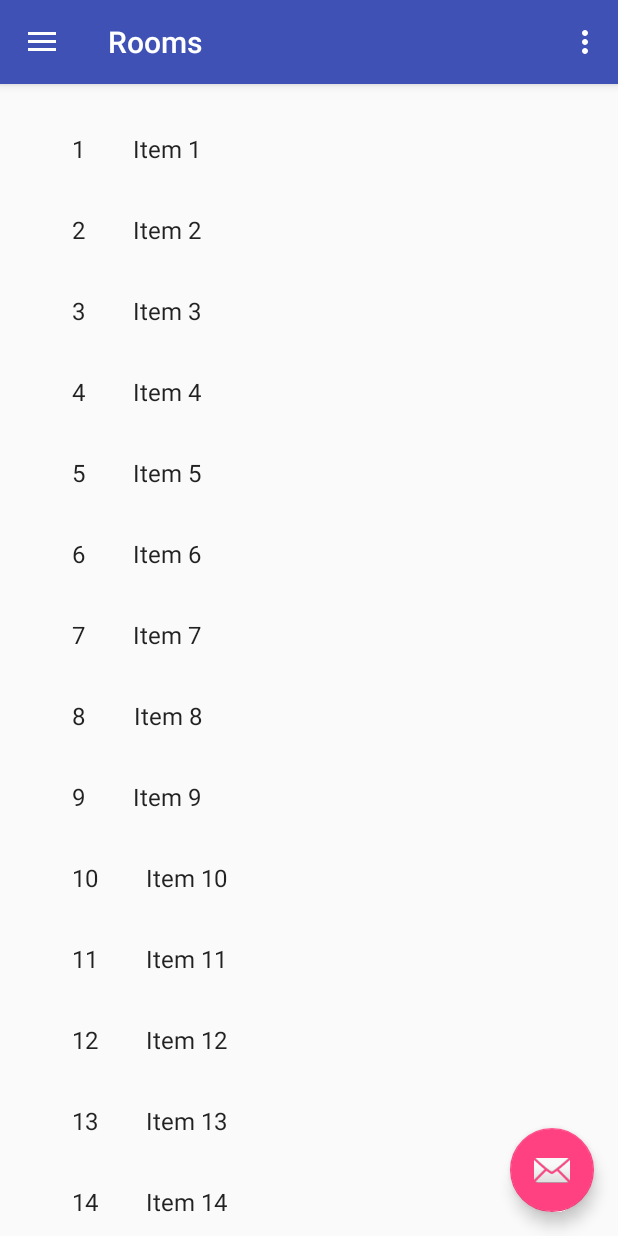
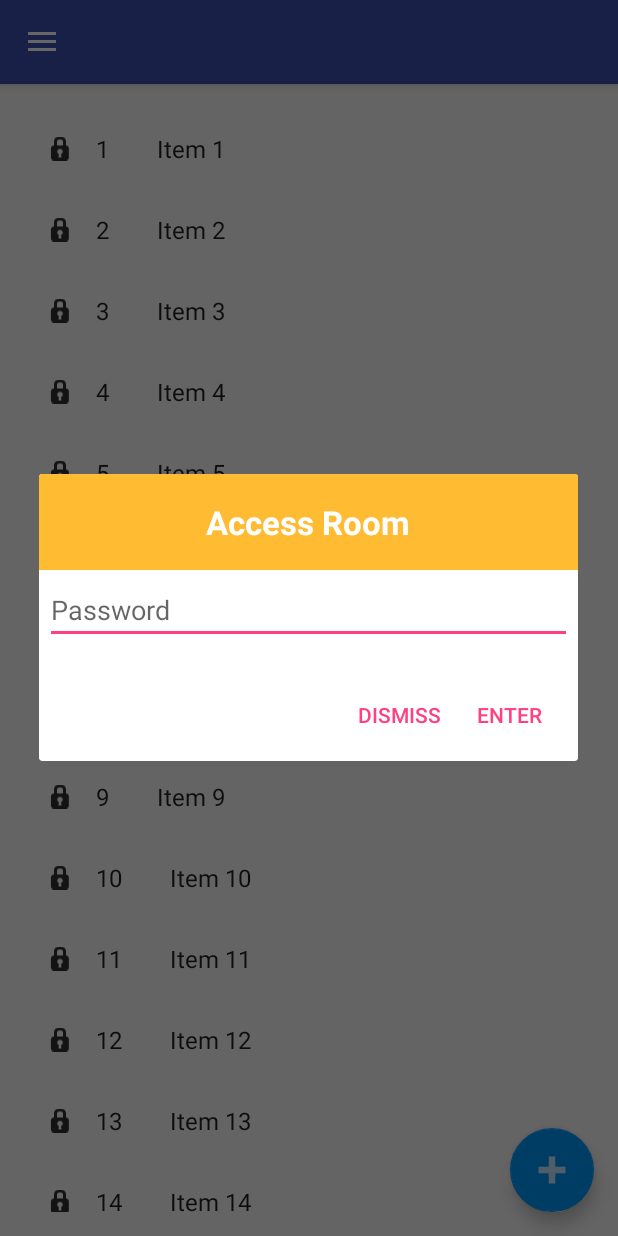
Before and after one commit to antonio-ramadas/chatup_android, an Android app: the MainActivity screen opened directly, with no data from a screen before it, after a tap on "10", on a phone screen of 412 x 824 dp. Run offline under Robolectric (Android 15) with nearby library versions, the phone set to English and light mode, and no system bars.

Commit message:
All screens implemented but the chat

```diff
--- /dev/null
+++ b/app/src/main/java/antonio/chatup/DialogAccessRoomFragment.java
@@ -0,0 +1,105 @@
+package antonio.chatup;
+
+import android.app.Dialog;
+import android.content.Context;
+import android.content.DialogInterface;
+import android.net.Uri;
+import android.os.Bundle;
+import android.support.annotation.NonNull;
+import android.support.v4.app.Fragment;
+import android.support.v7.app.AlertDialog;
+import android.view.LayoutInflater;
+import android.view.View;
+import android.view.ViewGroup;
+
+
+/**
+ * A simple {@link Fragment} subclass.
+ * Activities that contain this fragment must implement the
+ * {@link DialogAccessRoomFragment.OnFragmentInteractionListener} interface
+ * to handle interaction events.
+ */
+public class DialogAccessRoomFragment extends android.app.DialogFragment {
+    private OnFragmentInteractionListener mListener;
+
+    public DialogAccessRoomFragment() {
+        // Required empty public constructor
+    }
+
+    @Override
+    public void onCreate(Bundle savedInstanceState) {
+        super.onCreate(savedInstanceState);
+    }
+
+    @Override
+    public View onCreateView(LayoutInflater inflater, ViewGroup container,
+                             Bundle savedInstanceState) {
+        // Inflate the layout for this fragment
+        return inflater.inflate(R.layout.fragment_dialog_access_room, container, false);
+    }
+
+    // TODO: Rename method, update argument and hook method into UI event
+    public void onButtonPressed(Uri uri) {
+        if (mListener != null) {
+            mListener.onFragmentInteraction(uri);
+        }
+    }
+
+    @NonNull
+    @Override
+    public Dialog onCreateDialog(Bundle savedInstanceState) {
+        AlertDialog.Builder builder = new AlertDialog.Builder(getActivity());
+
+        // Get the layout inflater
+        LayoutInflater inflater = getActivity().getLayoutInflater();
+
+        // Inflate and set the layout for the dialog
+        // Pass null as the parent view because its going in the dialog layout
+        builder.setView(inflater.inflate(R.layout.fragment_dialog_access_room, null))
+                // Add action buttons
+                .setPositiveButton("Enter", new DialogInterface.OnClickListener() {
+                    @Override
+                    public void onClick(DialogInterface dialog, int id) {
+                        //TODO Join room
+                    }
+                })
+                .setNegativeButton("Dismiss", new DialogInterface.OnClickListener() {
+                    public void onClick(DialogInterface dialog, int id) {
+                        dialog.cancel();
+                    }
+                });
+
+        return builder.create();
+    }
+
+    @Override
+    public void onAttach(Context context) {
+        super.onAttach(context);
+        if (context instanceof OnFragmentInteractionListener) {
+            mListener = (OnFragmentInteractionListener) context;
+        } else {
+            throw new RuntimeException(context.toString()
+                    + " must implement OnFragmentInteractionListener");
+        }
+    }
+
+    @Override
+    public void onDetach() {
+        super.onDetach();
+        mListener = null;
+    }
+
+    /**
+     * This interface must be implemented by activities that contain this
+     * fragment to allow an interaction in this fragment to be communicated
+     * to the activity and potentially other fragments contained in that
+     * activity.
+     * <p/>
+     * See the Android Training lesson <a href=
+     * "http://developer.android.com/training/basics/fragments/communicating.html"
+     * >Communicating with Other Fragments</a> for more information.
+     */
+    public interface OnFragmentInteractionListener {
+        void onFragmentInteraction(Uri uri);
+    }
+}
--- a/app/src/main/java/antonio/chatup/MainActivity.java
+++ b/app/src/main/java/antonio/chatup/MainActivity.java
@@ -3,15 +3,11 @@ package antonio.chatup;
 import android.app.Activity;
 import android.app.FragmentManager;
 import android.app.FragmentTransaction;
-import android.content.DialogInterface;
 import android.content.Intent;
 import android.net.Uri;
 import android.os.Bundle;
 import android.support.design.widget.FloatingActionButton;
 import android.support.design.widget.Snackbar;
-import android.support.v7.app.AlertDialog;
-import android.util.Log;
-import android.view.LayoutInflater;
 import android.view.View;
 import android.support.design.widget.NavigationView;
 import android.support.v4.view.GravityCompat;
@@ -21,31 +17,26 @@ import android.support.v7.app.AppCompatActivity;
 import android.support.v7.widget.Toolbar;
 import android.view.Menu;
 import android.view.MenuItem;
-import android.widget.ArrayAdapter;
-import android.widget.ListView;
 
 import antonio.chatup.dummy.DummyContent;
 
 public class MainActivity extends AppCompatActivity
         implements NavigationView.OnNavigationItemSelectedListener, RoomFragment.OnListFragmentInteractionListener,
-                    DialogFragment.OnFragmentInteractionListener{
+                    DialogCreateRoomFragment.OnFragmentInteractionListener , DialogAccessRoomFragment.OnFragmentInteractionListener{
 
     @Override
     protected void onCreate(Bundle savedInstanceState) {
         super.onCreate(savedInstanceState);
         setContentView(R.layout.activity_main);
         Toolbar toolbar = (Toolbar) findViewById(R.id.toolbar);
-        setSupportActionBar(toolbar);
+        //uncomment for the settings options
+        //setSupportActionBar(toolbar);
 
         FloatingActionButton fab = (FloatingActionButton) findViewById(R.id.fab);
         fab.setOnClickListener(new View.OnClickListener() {
             @Override
             public void onClick(View view) {
-
-                new DialogFragment().show(getSupportFragmentManager(), "tag");
-
-                Snackbar.make(view, "Replace with your own action", Snackbar.LENGTH_LONG)
-                        .setAction("Action", null).show();
+                new DialogCreateRoomFragment().show(getFragmentManager(), "createRoomDialogTag");
             }
         });
 
--- a/app/src/main/java/antonio/chatup/MyRoomRecyclerViewAdapter.java
+++ b/app/src/main/java/antonio/chatup/MyRoomRecyclerViewAdapter.java
@@ -1,14 +1,19 @@
 package antonio.chatup;
 
+import android.app.Activity;
+import android.content.res.Resources;
+import android.app.FragmentManager;
 import android.support.v7.widget.RecyclerView;
 import android.util.Log;
 import android.view.LayoutInflater;
 import android.view.View;
 import android.view.ViewGroup;
+import android.widget.ImageView;
 import android.widget.TextView;
 
 //import antonio.chatup.ItemFragment.OnListFragmentInteractionListener;
 import antonio.chatup.RoomFragment.OnListFragmentInteractionListener;
+import antonio.chatup.dummy.DummyContent;
 import antonio.chatup.dummy.DummyContent.DummyItem;
 
 import java.util.List;
@@ -22,10 +27,12 @@ public class MyRoomRecyclerViewAdapter extends RecyclerView.Adapter<MyRoomRecycl
 
     private final List<DummyItem> mValues;
     private final OnListFragmentInteractionListener mListener;
+    public FragmentManager fragmentManager;
 
-    public MyRoomRecyclerViewAdapter(List<DummyItem> items, OnListFragmentInteractionListener listener) {
+    public MyRoomRecyclerViewAdapter(List<DummyItem> items, OnListFragmentInteractionListener listener, FragmentManager fragmentManager) {
         mValues = items;
         mListener = listener;
+        this.fragmentManager = fragmentManager;
     }
 
     @Override
@@ -38,8 +45,9 @@ public class MyRoomRecyclerViewAdapter extends RecyclerView.Adapter<MyRoomRecycl
     @Override
     public void onBindViewHolder(final ViewHolder holder, int position) {
         holder.mItem = mValues.get(position);
-        holder.mIdView.setText(mValues.get(position).id);
-        holder.mContentView.setText(mValues.get(position).content);
+        holder.mRoomTypeView.setImageResource(android.R.drawable.ic_secure);
+        holder.mUsersView.setText(mValues.get(position).id);
+        holder.mRoomNameView.setText(mValues.get(position).content);
 
         holder.mView.setOnClickListener(new View.OnClickListener() {
             @Override
@@ -49,6 +57,8 @@ public class MyRoomRecyclerViewAdapter extends RecyclerView.Adapter<MyRoomRecycl
                     // fragment is attached to one) that an item has been selected.
                     mListener.onListFragmentInteraction(holder.mItem);
                 }
+
+                new DialogAccessRoomFragment().show(fragmentManager, "createRoomDialogTag");
             }
         });
     }
@@ -60,20 +70,22 @@ public class MyRoomRecyclerViewAdapter extends RecyclerView.Adapter<MyRoomRecycl
 
     public class ViewHolder extends RecyclerView.ViewHolder {
         public final View mView;
-        public final TextView mIdView;
-        public final TextView mContentView;
+        public final ImageView mRoomTypeView;
+        public final TextView mUsersView;
+        public final TextView mRoomNameView;
         public DummyItem mItem;
 
         public ViewHolder(View view) {
             super(view);
             mView = view;
-            mIdView = (TextView) view.findViewById(R.id.id);
-            mContentView = (TextView) view.findViewById(R.id.content);
+            mRoomTypeView = (ImageView) view.findViewById(R.id.roomType);
+            mUsersView = (TextView) view.findViewById(R.id.users);
+            mRoomNameView = (TextView) view.findViewById(R.id.roomName);
         }
 
         @Override
         public String toString() {
-            return super.toString() + " '" + mContentView.getText() + "'";
+            return super.toString() + " '" + mRoomNameView.getText() + "'";
         }
     }
 }
--- a/app/src/main/java/antonio/chatup/RoomFragment.java
+++ b/app/src/main/java/antonio/chatup/RoomFragment.java
@@ -70,7 +70,7 @@ public class RoomFragment extends Fragment {
             } else {
                 recyclerView.setLayoutManager(new GridLayoutManager(context, mColumnCount));
             }
-            recyclerView.setAdapter(new MyRoomRecyclerViewAdapter(DummyContent.ITEMS, mListener));
+            recyclerView.setAdapter(new MyRoomRecyclerViewAdapter(DummyContent.ITEMS, mListener, getFragmentManager()));
         }
         return view;
     }
--- a/app/src/main/res/layout/app_bar_main.xml
+++ b/app/src/main/res/layout/app_bar_main.xml
@@ -29,6 +29,7 @@
         android:layout_height="wrap_content"
         android:layout_gravity="bottom|end"
         android:layout_margin="@dimen/fab_margin"
-        android:src="@android:drawable/ic_dialog_email" />
+        android:src="@drawable/ic_button_plus"
+        app:backgroundTint="#0098fe" />
 
 </android.support.design.widget.CoordinatorLayout>
--- /dev/null
+++ b/app/src/main/res/layout/fragment_dialog_access_room.xml
@@ -0,0 +1,32 @@
+<LinearLayout xmlns:android="http://schemas.android.com/apk/res/android"
+    android:orientation="vertical"
+    android:layout_width="wrap_content"
+    android:layout_height="wrap_content">
+
+    <TextView
+        android:layout_width="match_parent"
+        android:layout_height="64dp"
+        android:textAppearance="?android:attr/textAppearanceLarge"
+        android:text="@string/access_room_title"
+        android:id="@+id/title"
+        android:background="#ffbb32"
+        android:textColor="@android:color/white"
+        android:textAlignment="center"
+        android:textStyle="bold"
+        android:singleLine="true"
+        android:autoText="false"
+        android:elegantTextHeight="false"
+        android:gravity="center_vertical|fill" />
+
+    <EditText
+        android:id="@+id/room_password"
+        android:inputType="textPassword"
+        android:layout_width="match_parent"
+        android:layout_height="wrap_content"
+        android:layout_marginTop="4dp"
+        android:layout_marginLeft="4dp"
+        android:layout_marginRight="4dp"
+        android:layout_marginBottom="16dp"
+        android:fontFamily="sans-serif"
+        android:hint="@string/prompt_password"/>
+</LinearLayout>
--- a/app/src/main/res/layout/fragment_room.xml
+++ b/app/src/main/res/layout/fragment_room.xml
@@ -4,17 +4,24 @@
     android:layout_height="wrap_content"
     android:orientation="horizontal">
 
+    <ImageView
+        android:layout_width="wrap_content"
+        android:layout_height="match_parent"
+        android:id="@+id/roomType"
+        android:src="@android:drawable/ic_partial_secure" />
+
     <TextView
-        android:id="@+id/id"
+        android:id="@+id/users"
         android:layout_width="wrap_content"
         android:layout_height="wrap_content"
         android:layout_margin="@dimen/text_margin"
         android:textAppearance="?attr/textAppearanceListItem" />
 
     <TextView
-        android:id="@+id/content"
+        android:id="@+id/roomName"
         android:layout_width="wrap_content"
         android:layout_height="wrap_content"
         android:layout_margin="@dimen/text_margin"
         android:textAppearance="?attr/textAppearanceListItem" />
+
 </LinearLayout>
--- a/app/src/main/res/values/strings.xml
+++ b/app/src/main/res/values/strings.xml
@@ -20,6 +20,12 @@
 
     <string name="action_settings">Settings</string>
 
+    <string name="access_room_title">Access Room</string>
+
+    <string name="create_room_title">Create Room</string>
+    <string name="room_name">Name</string>
+    <string name="room_password">Password (Optional)</string>
+
     <!-- TODO: Remove or change this placeholder text -->
     <string name="hello_blank_fragment">Hello blank fragment</string>
 </resources>
```
Also changed, not shown: app/src/main/java/antonio/chatup/DialogCreateRoomFragment.java (renamed from app/src/main/java/antonio/chatup/DialogFragment.java, +8 -40 lines), app/src/main/res/layout/fragment_dialog_create_room.xml (renamed from app/src/main/res/layout/fragment_dialog.xml, +18 -9 lines), app/src/main/res/drawable-hdpi/ic_button_plus.png (added), app/src/main/res/drawable-mdpi/ic_button_plus.png (added), app/src/main/res/drawable-xhdpi/ic_button_plus.png (added), app/src/main/res/drawable-xxhdpi/ic_button_plus.png (added).
